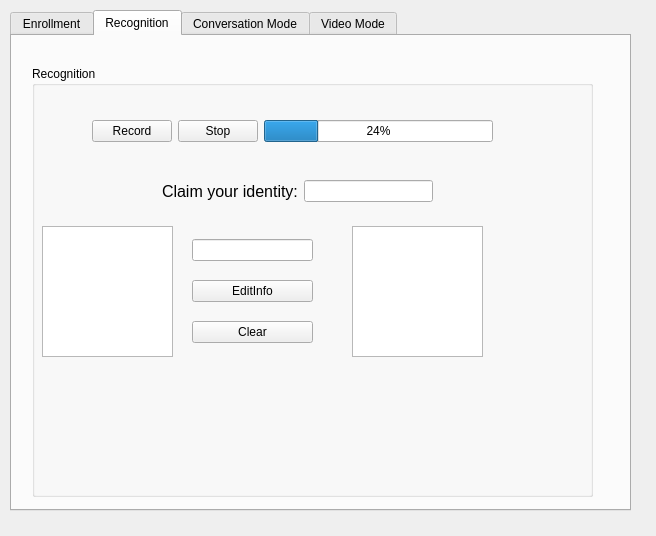
Old version of the form gui/edytor.ui in the repository ppwwyyxx/speaker-recognition.
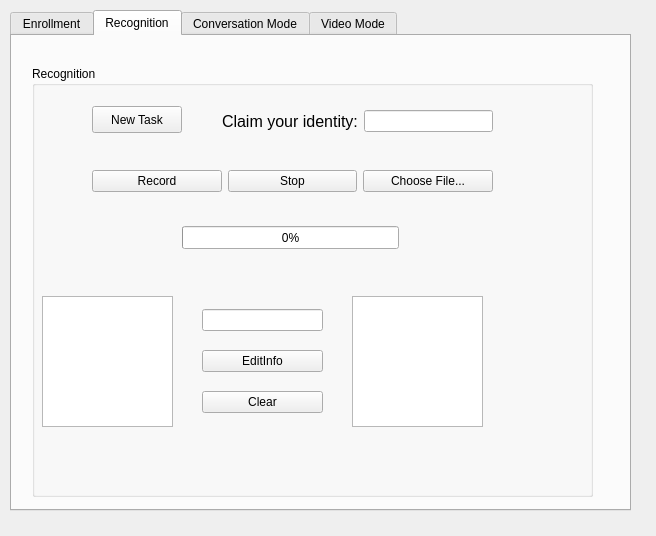
New version of the form.

Patch:
```diff
--- a/gui/edytor.ui
+++ b/gui/edytor.ui
@@ -264,40 +264,11 @@
      <property name="title">
       <string>Recognition</string>
      </property>
-     <widget class="QWidget" name="horizontalLayoutWidget_3">
-      <property name="geometry">
-       <rect>
-        <x>130</x>
-        <y>100</y>
-        <width>271</width>
-        <height>51</height>
-       </rect>
-      </property>
-      <layout class="QHBoxLayout" name="horizontalLayout_6">
-       <item>
-        <widget class="QLabel" name="label">
-         <property name="font">
-          <font>
-           <pointsize>12</pointsize>
-           <weight>50</weight>
-           <bold>false</bold>
-          </font>
-         </property>
-         <property name="text">
-          <string>Claim your identity:</string>
-         </property>
-        </widget>
-       </item>
-       <item>
-        <widget class="QLineEdit" name="Claimname"/>
-       </item>
-      </layout>
-     </widget>
      <widget class="QWidget" name="horizontalLayoutWidget_4">
       <property name="geometry">
        <rect>
         <x>60</x>
-        <y>40</y>
+        <y>90</y>
         <width>401</width>
         <height>51</height>
        </rect>
@@ -318,9 +289,9 @@
         </widget>
        </item>
        <item>
-        <widget class="QProgressBar" name="progressBar">
-         <property name="value">
-          <number>24</number>
+        <widget class="QPushButton" name="recoFile">
+         <property name="text">
+          <string>Choose File...</string>
          </property>
         </widget>
        </item>
@@ -330,7 +301,7 @@
       <property name="geometry">
        <rect>
         <x>320</x>
-        <y>160</y>
+        <y>230</y>
         <width>131</width>
         <height>131</height>
        </rect>
@@ -339,8 +310,8 @@
      <widget class="QWidget" name="verticalLayoutWidget_3">
       <property name="geometry">
        <rect>
-        <x>160</x>
-        <y>160</y>
+        <x>170</x>
+        <y>230</y>
         <width>121</width>
         <height>131</height>
        </rect>
@@ -388,7 +359,7 @@
       <property name="geometry">
        <rect>
         <x>10</x>
-        <y>160</y>
+        <y>230</y>
         <width>131</width>
         <height>131</height>
        </rect>
@@ -400,6 +371,69 @@
        </sizepolicy>
       </property>
      </widget>
+     <widget class="QPushButton" name="newReco">
+      <property name="geometry">
+       <rect>
+        <x>60</x>
+        <y>40</y>
+        <width>90</width>
+        <height>27</height>
+       </rect>
+      </property>
+      <property name="text">
+       <string>New Task</string>
+      </property>
+     </widget>
+     <widget class="QWidget" name="horizontalLayoutWidget_3">
+      <property name="geometry">
+       <rect>
+        <x>190</x>
+        <y>30</y>
+        <width>271</width>
+        <height>51</height>
+       </rect>
+      </property>
+      <layout class="QHBoxLayout" name="horizontalLayout_6">
+       <item>
+        <widget class="QLabel" name="label">
+         <property name="font">
+          <font>
+           <pointsize>12</pointsize>
+           <weight>50</weight>
+           <bold>false</bold>
+          </font>
+         </property>
+         <property name="text">
+          <string>Claim your identity:</string>
+         </property>
+        </widget>
+       </item>
+       <item>
+        <widget class="QLineEdit" name="Claimname"/>
+       </item>
+      </layout>
+     </widget>
+     <widget class="QProgressBar" name="recoProgressBar">
+      <property name="geometry">
+       <rect>
+        <x>150</x>
+        <y>160</y>
+        <width>217</width>
+        <height>23</height>
+       </rect>
+      </property>
+      <property name="value">
+       <number>0</number>
+      </property>
+     </widget>
+     <zorder>horizontalLayoutWidget_4</zorder>
+     <zorder>Verificationimage</zorder>
+     <zorder>verticalLayoutWidget_3</zorder>
+     <zorder>UserImage_2</zorder>
+     <zorder>newReco</zorder>
+     <zorder>horizontalLayoutWidget_3</zorder>
+     <zorder>horizontalLayoutWidget_3</zorder>
+     <zorder>recoProgressBar</zorder>
     </widget>
    </widget>
    <widget class="QWidget" name="Conversation">
```
Left out of the diff: 23 changed lines with no effect on the pictures.
